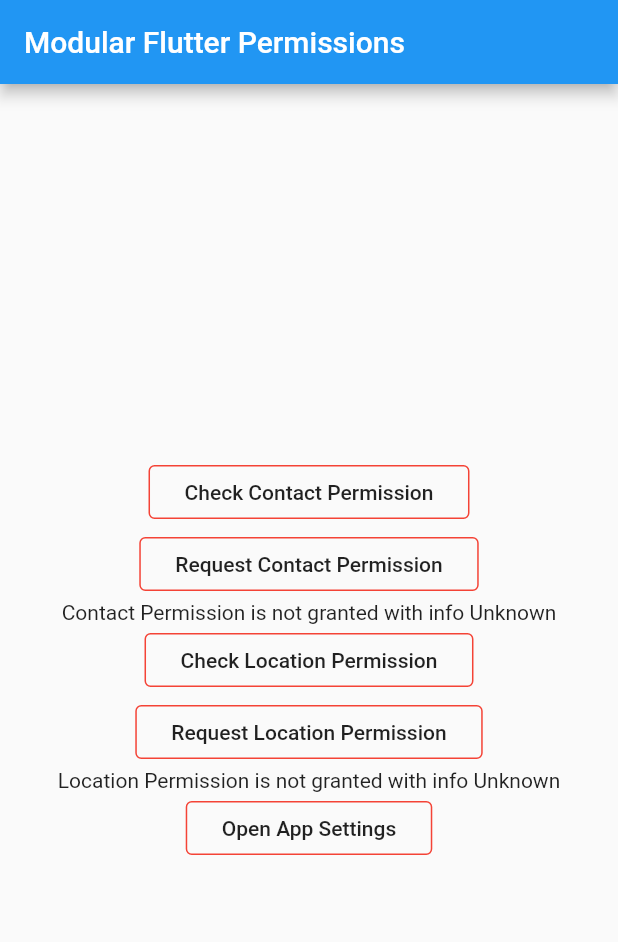
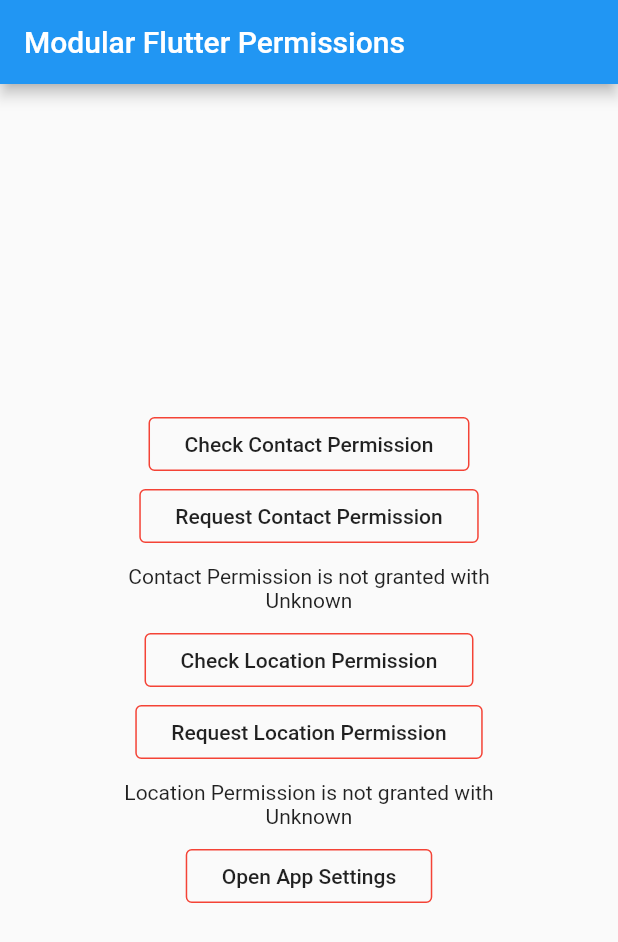
Before and after one commit to chillbrodev/modular_app_permissions, a Flutter app: the screen it shows after launch, on a phone screen of 412 x 824 dp. Shown: the top 942 px of the screen. Run offline on Flutter 3.47's test engine with Material 2 defaults, Android fonts, the phone set to English and light mode, and no system bars.

Commit message:
Cleanup main.dart example & include plugins as git urls

```diff
--- a/example/lib/main.dart
+++ b/example/lib/main.dart
@@ -84,8 +84,11 @@ class _MyHomePageState extends State<MyHomePage> {
                 });
               },
             ),
-            Text(
-                'Contact Permission is ${_contactPermissionStatus.granted ? 'granted' : 'not granted'} with info ${_contactPermissionStatus.info}'),
+            Padding(
+              padding: const EdgeInsets.all(8.0),
+              child: Text(
+                  'Contact Permission is ${_contactPermissionStatus.granted ? 'granted' : 'not granted'} with \n${_contactPermissionStatus.info}', textAlign: TextAlign.center) ,
+            ),
             OutlineButton(
               shape: RoundedRectangleBorder(
                   borderRadius: BorderRadius.circular(4.0)),
@@ -128,8 +131,11 @@ class _MyHomePageState extends State<MyHomePage> {
                 });
               },
             ),
-            Text(
-                'Location Permission is ${_locationPermissionStatus.granted ? 'granted' : 'not granted'} with info ${_locationPermissionStatus.info}'),
+            Padding(
+              padding: const EdgeInsets.all(8.0),
+              child: Text(
+                  'Location Permission is ${_locationPermissionStatus.granted ? 'granted' : 'not granted'} with \n${_locationPermissionStatus.info}', textAlign: TextAlign.center,),
+            ),
             OutlineButton(
               shape: RoundedRectangleBorder(
                   borderRadius: BorderRadius.circular(4.0)),
--- a/pubspec.yaml
+++ b/pubspec.yaml
@@ -13,10 +13,12 @@ dependencies:
     sdk: flutter
 
   modular_location_permission:
-    path: ../modular_location_permission
+    git:
+      url: https://github.com/chillbrodev/modular_location_permission.git
 
   modular_contact_permission:
-    path: ../modular_contact_permission
+    git:
+      url: https://github.com/chillbrodev/modular_contact_permission.git
 
 dev_dependencies:
   flutter_test:
```
